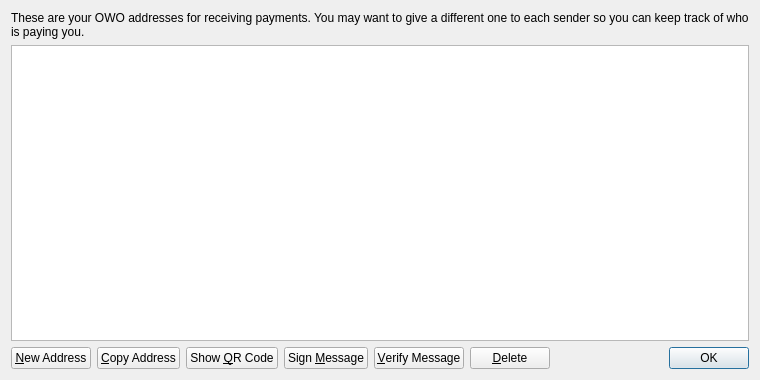
Qt form src/qt/forms/addressbookpage.ui (Gamerholic/GamerHolicCoin) before a commit.
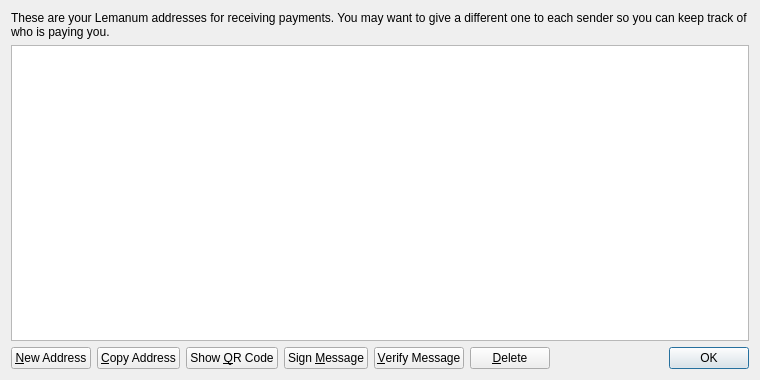
The same form after that commit. Icons and pictures are not drawn.

Diff of the .ui file:
```diff
--- a/src/qt/forms/addressbookpage.ui
+++ b/src/qt/forms/addressbookpage.ui
@@ -17,7 +17,7 @@
    <item>
     <widget class="QLabel" name="labelExplanation">
      <property name="text">
-      <string>These are your OWO addresses for receiving payments. You may want to give a different one to each sender so you can keep track of who is paying you.</string>
+      <string>These are your Lemanum addresses for receiving payments. You may want to give a different one to each sender so you can keep track of who is paying you.</string>
      </property>
      <property name="textFormat">
       <enum>Qt::PlainText</enum>
```
Left out of the diff: 31 changed lines with no effect on the pictures.
